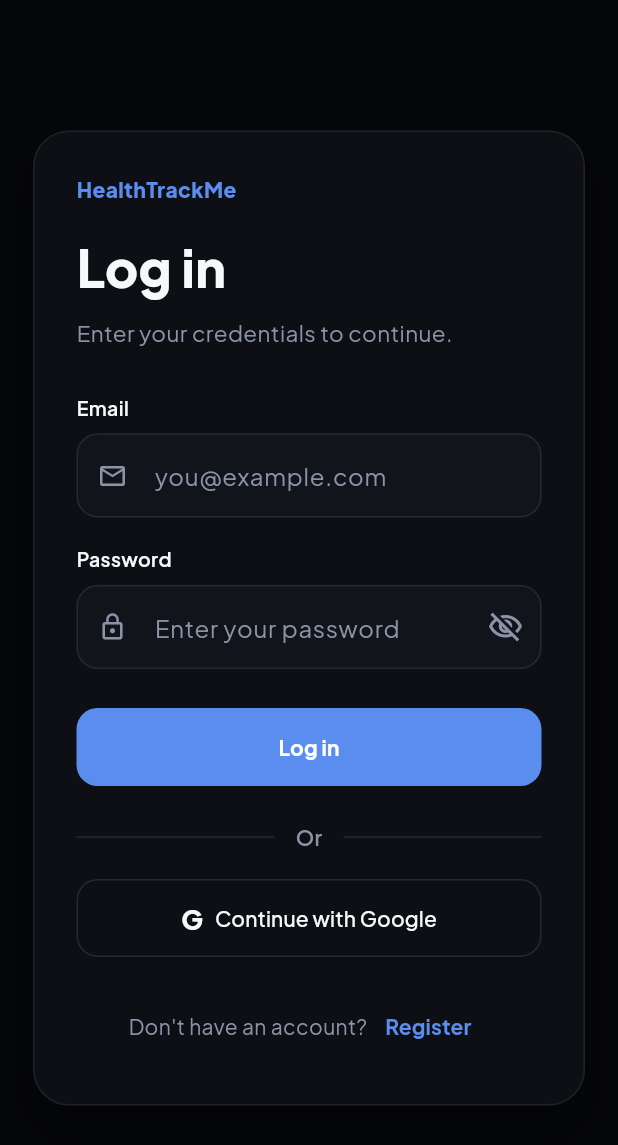
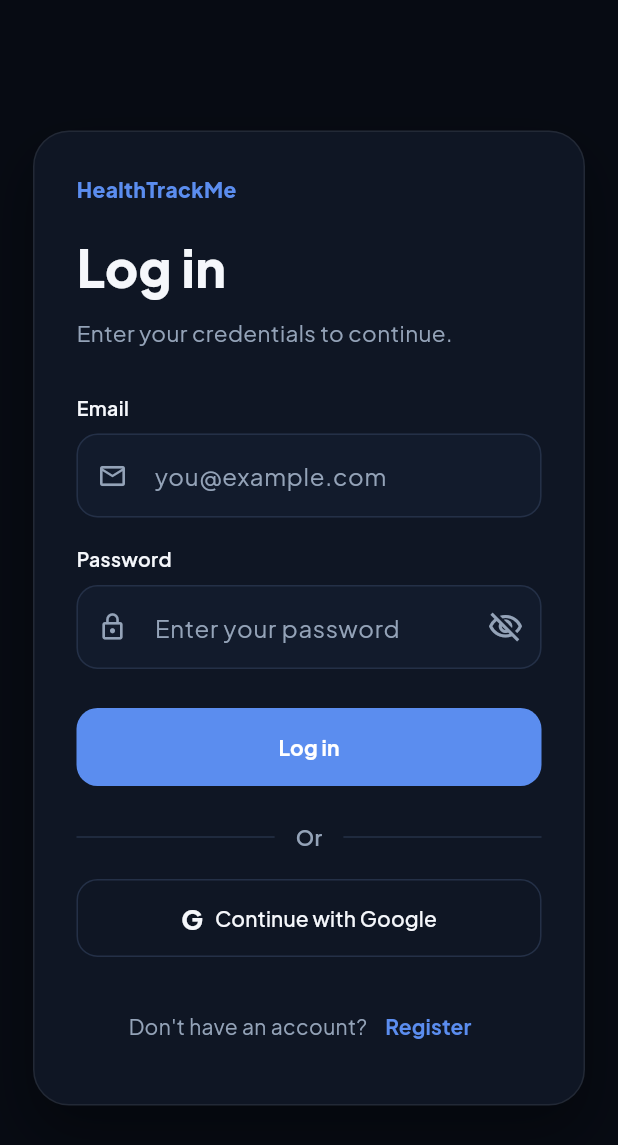
Before and after one commit to matijag13/HealthTrackMe, a Flutter app: the screen it shows after launch, on a phone screen of 412 x 824 dp. Shown: the top 1145 px of the screen. Run offline on Flutter 3.47's test engine with Material 3 defaults, Android fonts, the phone set to English and light mode, and no system bars; our stand-ins replace fl_chart, flex_color_scheme, flutter_local_notifications, flutter_slidable, go_router, google_fonts and 10 more; missing offline and left inert: google_sign_in_web, health; accounts and stored records are empty.

Commit message:
Uredil UI login in registracije.

```diff
--- a/apps/mobile_flutter/lib/screens/login_screen.dart
+++ b/apps/mobile_flutter/lib/screens/login_screen.dart
@@ -16,12 +16,12 @@ class LoginScreen extends StatefulWidget {
 }
 
 class _LoginScreenState extends State<LoginScreen> {
-  static const _background = Color(0xFF050608);
-  static const _card = Color(0xFF0D0F14);
-  static const _field = Color(0xFF11141B);
-  static const _border = Color(0xFF242936);
-  static const _mutedText = Color(0xFF8B93A7);
-  static const _primaryText = Color(0xFFF7F8FA);
+  static const _background = Color(0xFF070B13);
+  static const _card = Color(0xFF0F1624);
+  static const _field = Color(0xFF121B2C);
+  static const _border = Color(0xFF243047);
+  static const _mutedText = Color(0xFF94A3B8);
+  static const _primaryText = Color(0xFFF5F7FB);
 
   final _formKey = GlobalKey<FormState>();
   final _emailController = TextEditingController();
```
Also changed, not shown: apps/mobile_flutter/lib/screens/register_screen.dart (+9 -30 lines).
